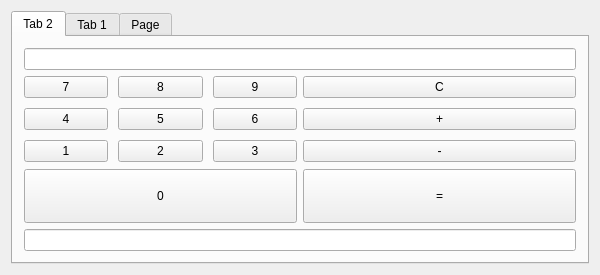
This is mainwindow.ui in DenorJanes/Calculator as Qt 5 draws it before an edit. The edited form follows.
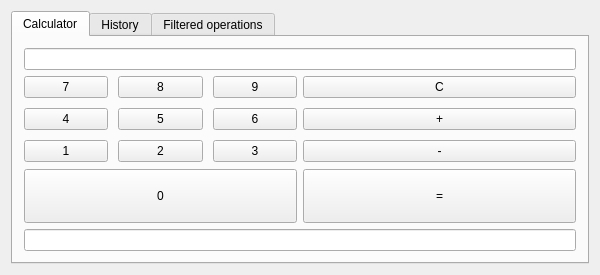
This is the edited form. The open tabs and pages were chosen to show the change.

```diff
--- a/mainwindow.ui
+++ b/mainwindow.ui
@@ -28,7 +28,7 @@
       </property>
       <widget class="QWidget" name="Caclulator">
        <attribute name="title">
-        <string>Tab 2</string>
+        <string>Calculator</string>
        </attribute>
        <layout class="QGridLayout" name="gridLayout">
         <item row="1" column="0">
@@ -351,7 +351,7 @@
       </widget>
       <widget class="QWidget" name="History">
        <attribute name="title">
-        <string>Tab 1</string>
+        <string>History</string>
        </attribute>
        <layout class="QGridLayout" name="gridLayout_4">
         <item row="0" column="0">
@@ -371,7 +371,7 @@
       </widget>
       <widget class="QWidget" name="SortedHistory">
        <attribute name="title">
-        <string>Page</string>
+        <string>Filtered operations</string>
        </attribute>
        <layout class="QGridLayout" name="gridLayout_5">
         <item row="0" column="0">
```
Left out of the diff: 86 changed lines with no effect on the pictures.
